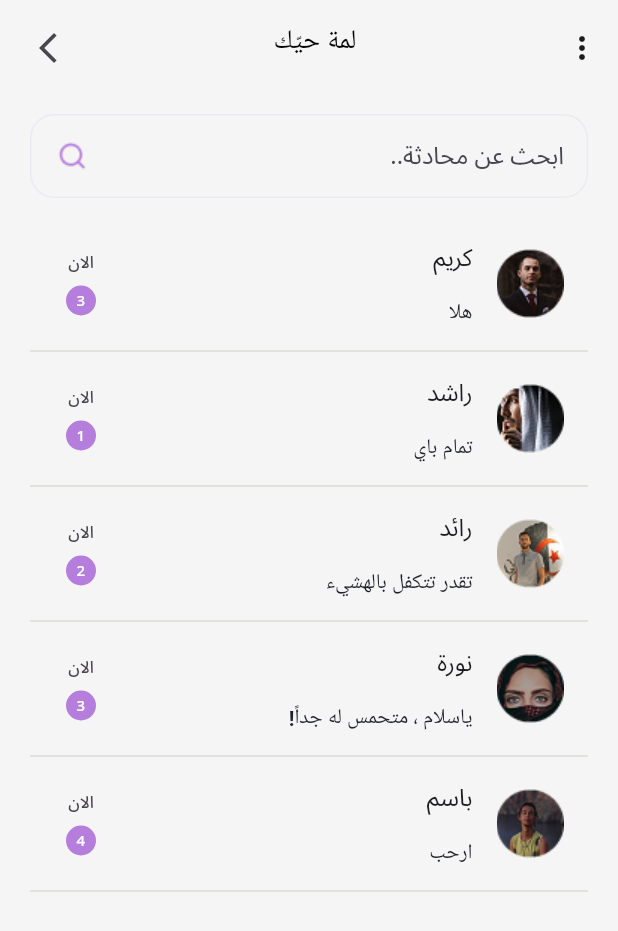
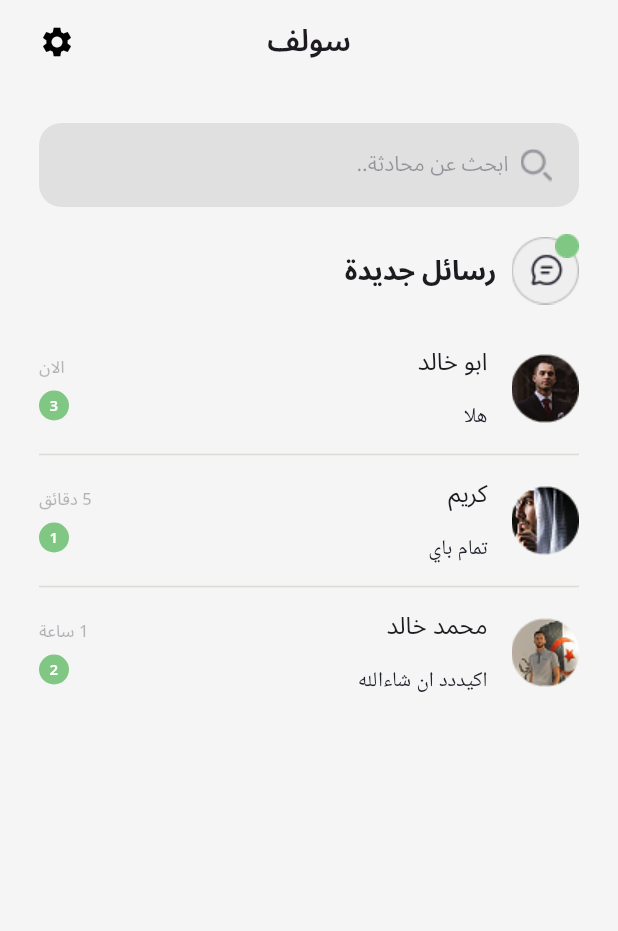
Before and after one commit to Saad0fi/Roshan_Hackathon, a Flutter app: the ChatsScreen screen opened directly, on a phone screen of 412 x 824 dp. Shown: the top 931 px of the screen. Run offline on Flutter 3.47's test engine with Material 3 defaults, Android fonts, the phone set to English and light mode, and no system bars; our stand-ins replace easy_localization, google_fonts, pin_code_fields, shared_preferences, smooth_page_indicator, story_view; missing offline and left inert: glow_bottom_app_bar, phone_form_field; accounts and stored records are empty; Roboto replaces fonts that are missing (Noto Sans Arabic).

Commit message:
Update Chat

```diff
--- a/lib/feature/chats/screen/chats_screen.dart
+++ b/lib/feature/chats/screen/chats_screen.dart
@@ -13,58 +13,71 @@ class ChatsScreen extends StatelessWidget {
         child:
       Scaffold(
       appBar: AppBar(
-         leading: Padding(
-           padding: const EdgeInsets.all(20),
-           child: Icon(Icons.more_vert_rounded),
-         ),
-      title: Center(child: Text("لمة حيّك",style: TextStyle(color: Colors.black),)),
-        actions: [Icon(Icons.arrow_forward_ios),],
-actionsPadding: EdgeInsets.all(20),
+         // leading: Padding(
+         //   padding: const EdgeInsets.all(20),
+         //   child: Icon(Icons.more_vert_rounded),
+         // ),
+        centerTitle: true,
+      title: Text("سولف",
+        style: TextTheme.of(context).titleMedium,
+        ),
+        actions: [Icon(Icons.settings,),],
+actionsPadding: EdgeInsets.only(left: 26),
 
       ),
       body: SafeArea(child:
       Padding(
-        padding: const EdgeInsets.all(20.0),
+        padding: const EdgeInsets.all(26.0),
         child: Column(children: [
+          /// Serach bar
           SearchBar(
-            trailing: <Widget>[
+            leading:
               const Padding(
-                padding:  EdgeInsets.only(left: 10),
-                child: Image(image: AssetImage("assets/images/Search.png")),
+                padding:  EdgeInsets.only(right: 10),
+                child:
+          Image(image: AssetImage("assets/images/Vector (19).png")),
               ),
-            ],
-            elevation: WidgetStateProperty.all(0.0),
-            hintText:
-              "ابحث عن محادثة..",
-             // style: TextTheme.of(context).bodySmall,
-            backgroundColor: WidgetStatePropertyAll(AppColor.lightWhiteColor),
-            shape: WidgetStatePropertyAll<OutlinedBorder>(
-              RoundedRectangleBorder(
-                borderRadius: BorderRadius.circular(16),
-                side: BorderSide(color: Color(0xffEAEAF5), width: 1),
-              ),
-            ),
-
+            hintText: "ابحث عن محادثة..",
           ),
           SizedBox(height: 20,),
-          ChatsWidget(image:"assets/images/Image.png",name:"كريم",msg:"هلا",
-          num:"3"),
+          /// New Messages
+          Row(spacing: 10,
+            children: [
+              Stack(clipBehavior: Clip.none,
+                  children: [
+                    Image(image: AssetImage("assets/images/Ellipse 19.png")),
+                    Positioned(
+                        top: -2,
+                        child: Image(image: AssetImage("assets/images/Ellipse 129 (1).png")),
+                    ),
+                    Positioned(right: 9,
+                        top: 10,
+                        child:
+                    Image(image: AssetImage("assets/images/fluent_chat-24-regular (1).png"))),
+            // Container(
+            //   padding: EdgeInsets.all(10),
+            //   decoration: BoxDecoration(
+            //     border: Border.all(
+            //       color: Color(0xff7879796E)
+            //     ),
+            //     borderRadius: BorderRadius.circular(50)
+            //   ),
+            //   child: Image(image: AssetImage("assets/images/fluent_chat-24-regular (1).png")),
+            // ),
+            ]),
+            Text("رسائل جديدة"),
+          ],),
+          SizedBox(height: 20,),
+          ChatsWidget(image:"assets/images/Image.png",name:"ابو خالد",msg:"هلا",
+          total:"3",time: "الان"),
           Divider(color: Color(0xff20222C00),
           ),
-          ChatsWidget(image:"assets/images/Image (1).png",name:"راشد",msg:"تمام باي",
-              num:"1"),
+          ChatsWidget(image:"assets/images/Image (1).png",name:"كريم",msg:"تمام باي",
+              total:"1",time: "5 دقائق"),
           Divider(color: Color(0xff20222C00),),
-          ChatsWidget(image:"assets/images/Image (2).png",name:"رائد",msg:"تقدر تتكفل بالهشيء",
-              num:"2"),
-          Divider(color: Color(0xff20222C00),),
-          ChatsWidget(image:"assets/images/Image (3).png",name:"نورة",
-              msg:"ياسلام ، متحمس له جداً!",
-              num:"3"),
-          Divider(color: Color(0xff20222C00),),
-          ChatsWidget(image:"assets/images/Image (4).png",name:"باسم",
-              msg:"ارحب",
-              num:"4"),
-          Divider(color: Color(0xff20222C00),),
+          ChatsWidget(image:"assets/images/Image (2).png",name:"محمد خالد",msg:"اكيددد ان شاءالله",
+              total:"2",time: "1 ساعة"),
+
         ],),
       )),
     )
--- a/lib/feature/chats/widget/chats_widget.dart
+++ b/lib/feature/chats/widget/chats_widget.dart
@@ -4,8 +4,10 @@ import 'package:roshan/feature/theme/app_color.dart';
 import '../screen/specific_chat_screen.dart';
 
 class ChatsWidget extends StatelessWidget {
-  final String name,msg,num,image;
-  const ChatsWidget({super.key, required this.name, required this.msg, required this.num, required this.image});
+  final String name,msg,total,image,time;
+  const ChatsWidget({super.key, required this.name, required this.msg,
+    required this.total, required this.image,
+   required this.time});
 
   @override
   Widget build(BuildContext context) {
@@ -18,7 +20,11 @@ class ChatsWidget extends StatelessWidget {
       );
     },
       child: ListTile(
-      leading: Image(image: AssetImage(image)),
+        contentPadding: EdgeInsets.zero, // removes outer padding
+      //  visualDensity: VisualDensity.compact, // optional: tightens vertical space
+      //  minLeadingWidth: 0,
+        minVerticalPadding: 0.0,
+        leading: Image(image: AssetImage(image)),
         title: Text(name),
         subtitle: Padding(
           padding: const EdgeInsets.only(top:15.0),
@@ -27,11 +33,12 @@ class ChatsWidget extends StatelessWidget {
         subtitleTextStyle: TextStyle(fontSize: 14,color: Color(0xff20222C)),
         trailing: Column(
           mainAxisAlignment: MainAxisAlignment.spaceEvenly,
+          crossAxisAlignment: CrossAxisAlignment.end,
           children: [
-            Text("الان"),
+            Text(time,style: TextStyle(color:  Color(0xFF1E1E2C).withOpacity(0.3)),),
             CircleAvatar(radius: 10,
-                backgroundColor: AppColor.purpleColor,
-              child: Text(num,style: TextStyle(color: Colors.white
+                backgroundColor: AppColor.greenColor,
+              child: Text(total,style: TextStyle(color: Colors.white
               ,fontSize: 10),),)
           ],
         ),
--- a/lib/feature/home/screen/home_screen.dart
+++ b/lib/feature/home/screen/home_screen.dart
@@ -15,8 +15,9 @@ class HomeScreen extends StatelessWidget {
     return Directionality(
       textDirection: TextDirection.rtl,
       child: Scaffold(
-        appBar: AppBar(
-          actionsPadding: EdgeInsets.only(left: 19),
+          appBar: AppBar(
+              surfaceTintColor: Colors.transparent,
+              actionsPadding: EdgeInsets.only(left: 19),
           actions: [
             Container(
               padding: EdgeInsets.all(5),
--- a/lib/feature/theme/app_theme.dart
+++ b/lib/feature/theme/app_theme.dart
@@ -10,10 +10,14 @@ ThemeData lightTheme = ThemeData(
   appBarTheme: AppBarTheme(
     backgroundColor: AppColor.lightWhiteColor,
     titleTextStyle: TextStyle(color: Colors.white, fontSize: 18),
+    iconTheme: IconThemeData(
+        color: Colors.black
+    ),
   ),
   textTheme: TextTheme(
     titleLarge: TextStyle(fontWeight: FontWeight.w400,fontSize: 44,
     fontFamily: 'Lalezar'),
+    titleMedium: TextStyle(fontSize: 20, fontWeight: FontWeight.w600),
     bodyLarge: TextStyle(color: Colors.black),
     displayMedium:   TextStyle(fontSize: 30,
         fontWeight: FontWeight.bold,
@@ -43,6 +47,24 @@ ThemeData lightTheme = ThemeData(
       shape: RoundedRectangleBorder(borderRadius: BorderRadius.circular(20)),
     ),
   ),
+  searchBarTheme: SearchBarThemeData(
+    elevation: WidgetStateProperty.all(0.0),
+    hintStyle: WidgetStatePropertyAll<TextStyle>(
+        TextStyle(
+          color:  Color(0x661E1E2C),
+          fontSize: 14,
+          fontFamily: 'Noto Sans Arabic',
+          fontWeight: FontWeight.w400,
+          height: 2.14,
+        )
+    ),
+    backgroundColor: WidgetStatePropertyAll( Color(0x191E1E2C),),
+    shape: WidgetStatePropertyAll<OutlinedBorder>(
+      RoundedRectangleBorder(
+        borderRadius: BorderRadius.circular(15),
+      ),
+    ),
+  )
 );
 
 /// Dark Mode
--- a/lib/main.dart
+++ b/lib/main.dart
@@ -66,8 +66,9 @@ class _MainAppState extends State<MainApp> {
       debugShowCheckedModeBanner: false,
       theme: lightTheme,
       darkTheme: darkTheme,
-        home: //NavigationScreen(),
-      SplashScreen(),
+        home: //AuthenticationScreen()
+       NavigationScreen(),
+      //  SplashScreen(),
     //  home: NavigationScreen(toggleThemeMode: _toggleThemeMode),
      // themeMode: _themeMode,
     );
```
Also changed, not shown: lib/feature/chats/screen/specific_chat_screen.dart (+40 -35 lines), assets/images/Ellipse (1).png (added), assets/images/Ellipse 129 (1).png (added), assets/images/Ellipse 19.png (added), assets/images/Ellipse129.png (added), assets/images/Frame 427318934 (1).png (added), assets/images/Vector (19).png (added), assets/images/fluent_chat-24-regular (1).png (added), assets/images/gift-02 (1).png (added).
